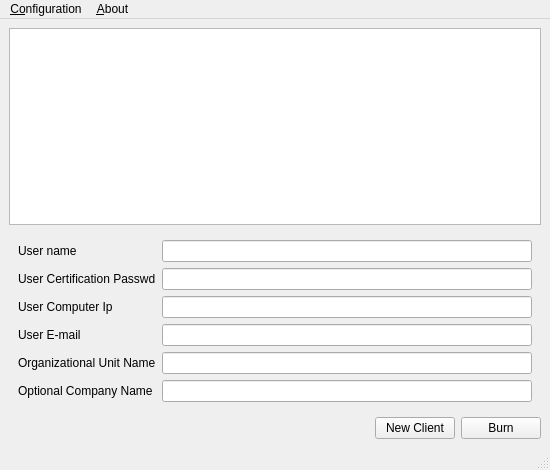
Above: ui/mainwindow.ui from COMU/olric before the change. Below: the same form after it.
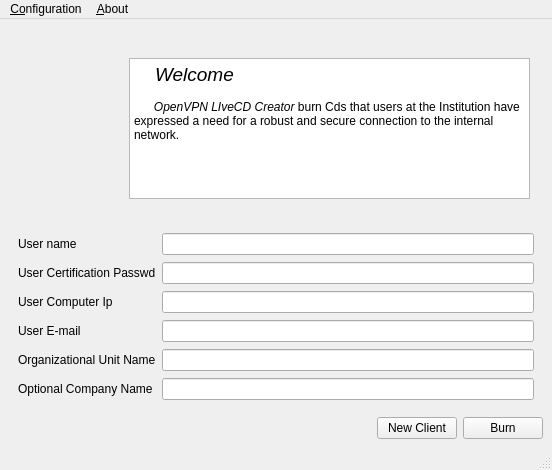
That is the form after the change. Icons and pictures are not drawn.

```diff
--- a/ui/mainwindow.ui
+++ b/ui/mainwindow.ui
@@ -6,7 +6,7 @@
    <rect>
     <x>0</x>
     <y>0</y>
-    <width>550</width>
+    <width>552</width>
     <height>470</height>
    </rect>
   </property>
@@ -22,13 +22,6 @@
   </property>
   <widget class="QWidget" name="centralwidget">
    <layout class="QGridLayout" name="gridLayout_2">
-    <item row="0" column="0" colspan="3">
-     <widget class="QTextEdit" name="textEdit">
-      <property name="readOnly">
-       <bool>true</bool>
-      </property>
-     </widget>
-    </item>
     <item row="1" column="0" colspan="3">
      <widget class="QWidget" name="widget" native="true">
       <layout class="QGridLayout" name="gridLayout">
@@ -106,7 +99,7 @@
       </property>
       <property name="sizeHint" stdset="0">
        <size>
-        <width>359</width>
+        <width>361</width>
         <height>20</height>
        </size>
       </property>
@@ -126,6 +119,83 @@
       </property>
      </widget>
     </item>
+    <item row="0" column="0" colspan="3">
+     <widget class="QWidget" name="widget_2" native="true">
+      <widget class="QLabel" name="labelWelcome">
+       <property name="geometry">
+        <rect>
+         <x>10</x>
+         <y>40</y>
+         <width>91</width>
+         <height>91</height>
+        </rect>
+       </property>
+       <property name="contextMenuPolicy">
+        <enum>Qt::DefaultContextMenu</enum>
+       </property>
+       <property name="frameShadow">
+        <enum>QFrame::Raised</enum>
+       </property>
+       <property name="midLineWidth">
+        <number>0</number>
+       </property>
+       <property name="text">
+        <string/>
+       </property>
+       <property name="textFormat">
+        <enum>Qt::PlainText</enum>
+       </property>
+       <property name="pixmap">
+        <pixmap resource="../resources/source.qrc">:/olricWelcome.png</pixmap>
+       </property>
+       <property name="scaledContents">
+        <bool>true</bool>
+       </property>
+       <property name="wordWrap">
+        <bool>true</bool>
+       </property>
+      </widget>
+      <widget class="QTextEdit" name="textEdit">
+       <property name="geometry">
+        <rect>
+         <x>120</x>
+         <y>30</y>
+         <width>401</width>
+         <height>141</height>
+        </rect>
+       </property>
+       <property name="mouseTracking">
+        <bool>false</bool>
+       </property>
+       <property name="statusTip">
+        <string/>
+       </property>
+       <property name="autoFillBackground">
+        <bool>true</bool>
+       </property>
+       <property name="verticalScrollBarPolicy">
+        <enum>Qt::ScrollBarAlwaysOff</enum>
+       </property>
+       <property name="horizontalScrollBarPolicy">
+        <enum>Qt::ScrollBarAlwaysOff</enum>
+       </property>
+       <property name="readOnly">
+        <bool>true</bool>
+       </property>
+       <property name="html">
+        <string>&lt;!DOCTYPE HTML PUBLIC &quot;-//W3C//DTD HTML 4.0//EN&quot; &quot;http://www.w3.org/TR/REC-html40/strict.dtd&quot;&gt;
+&lt;html&gt;&lt;head&gt;&lt;meta name=&quot;qrichtext&quot; content=&quot;1&quot; /&gt;&lt;style type=&quot;text/css&quot;&gt;
+p, li { white-space: pre-wrap; }
+&lt;/style&gt;&lt;/head&gt;&lt;body style=&quot; font-family:'Sans Serif'; font-size:9pt; font-weight:400; font-style:normal;&quot;&gt;
+&lt;p style=&quot; margin-top:0px; margin-bottom:0px; margin-left:0px; margin-right:0px; -qt-block-indent:0; text-indent:0px;&quot;&gt;&lt;span style=&quot; font-size:14pt; font-style:italic;&quot;&gt;    Welcome  &lt;/span&gt;&lt;/p&gt;
+&lt;p style=&quot; margin-top:0px; margin-bottom:0px; margin-left:0px; margin-right:0px; -qt-block-indent:0; text-indent:0px;&quot;&gt;     &lt;/p&gt;
+&lt;p style=&quot; margin-top:0px; margin-bottom:0px; margin-left:0px; margin-right:0px; -qt-block-indent:0; text-indent:0px;&quot;&gt;&lt;span style=&quot; font-style:italic;&quot;&gt;      OpenVPN LIveCD Creator&lt;/span&gt; burn Cds that users at the Institution have expressed a need for a robust and secure connection to the internal network.    &lt;/p&gt;
+&lt;p style=&quot; margin-top:0px; margin-bottom:0px; margin-left:0px; margin-right:0px; -qt-block-indent:0; text-indent:0px;&quot;&gt;&lt;span style=&quot; font-size:12pt;&quot;&gt; &lt;/span&gt;&lt;/p&gt;
+&lt;p style=&quot;-qt-paragraph-type:empty; margin-top:0px; margin-bottom:0px; margin-left:0px; margin-right:0px; -qt-block-indent:0; text-indent:0px; font-size:12pt;&quot;&gt;&lt;/p&gt;&lt;/body&gt;&lt;/html&gt;</string>
+       </property>
+      </widget>
+     </widget>
+    </item>
    </layout>
   </widget>
   <widget class="QMenuBar" name="menubar">
@@ -133,7 +203,7 @@
     <rect>
      <x>0</x>
      <y>0</y>
-     <width>550</width>
+     <width>552</width>
      <height>26</height>
     </rect>
    </property>
```
Left out of the diff: 20 changed lines with no effect on the pictures.
